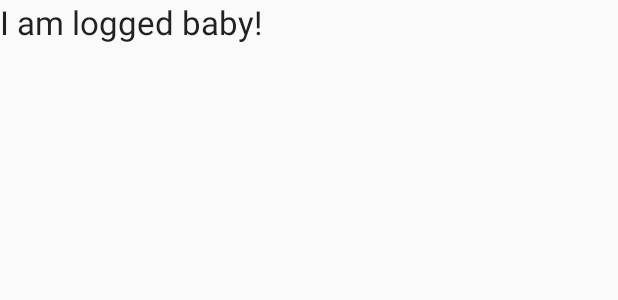
After one commit to juanarce94/PrimerExamenMoviles, an Android app: the layout logged_screen_layout.xml on its own in the app's theme, with its tools: preview values and no code run, on a phone screen of 412 x 824 dp. The commit adds this screen. Shown: the top 300 px of the screen. Run offline under Robolectric (Android 15) with nearby library versions, the phone set to English and light mode, and no system bars.

Commit message:
Terminado el log in.. creo

```diff
--- a/MyApplication/app/src/main/AndroidManifest.xml
+++ b/MyApplication/app/src/main/AndroidManifest.xml
@@ -15,6 +15,11 @@
                 <category android:name="android.intent.category.LAUNCHER" />
             </intent-filter>
         </activity>
+
+        <activity android:name=".LoggedActivity"
+            android:label="logged"
+            android:theme="@style/AppTheme"/>
+
     </application>
 
 </manifest>
--- a/MyApplication/app/src/main/res/layout/activity_main.xml
+++ b/MyApplication/app/src/main/res/layout/activity_main.xml
@@ -43,7 +43,9 @@
                 android:layout_width="wrap_content"
                 android:layout_height="wrap_content"
                 android:text="Log In"
-                android:id="@+id/button" />
+                android:id="@+id/button"
+                android:onClick="logInClicked"
+                />
         </TableRow>
 
         <TableRow
--- /dev/null
+++ b/MyApplication/app/src/main/res/layout/logged_screen_layout.xml
@@ -0,0 +1,12 @@
+<?xml version="1.0" encoding="utf-8"?>
+<LinearLayout xmlns:android="http://schemas.android.com/apk/res/android"
+    android:layout_width="match_parent"
+    android:layout_height="match_parent">
+
+    <TextView
+        android:layout_width="wrap_content"
+        android:layout_height="wrap_content"
+        android:textAppearance="?android:attr/textAppearanceLarge"
+        android:text="I am logged baby!"
+        android:id="@+id/textView" />
+</LinearLayout>
```
Also changed, not shown: MyApplication/app/src/main/java/com/example/juan/examen/DataBaseManager.java (+25 -6 lines), MyApplication/app/src/main/java/com/example/juan/examen/LoggedActivity.java (added, +15 -0 lines), MyApplication/app/src/main/java/com/example/juan/examen/MainActivity.java (+27 -5 lines).
